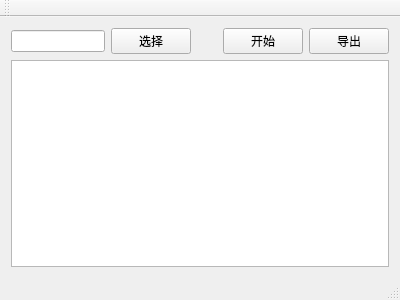
Old version of the form mainwindow.ui in the repository xiayongtao/LogCutter.
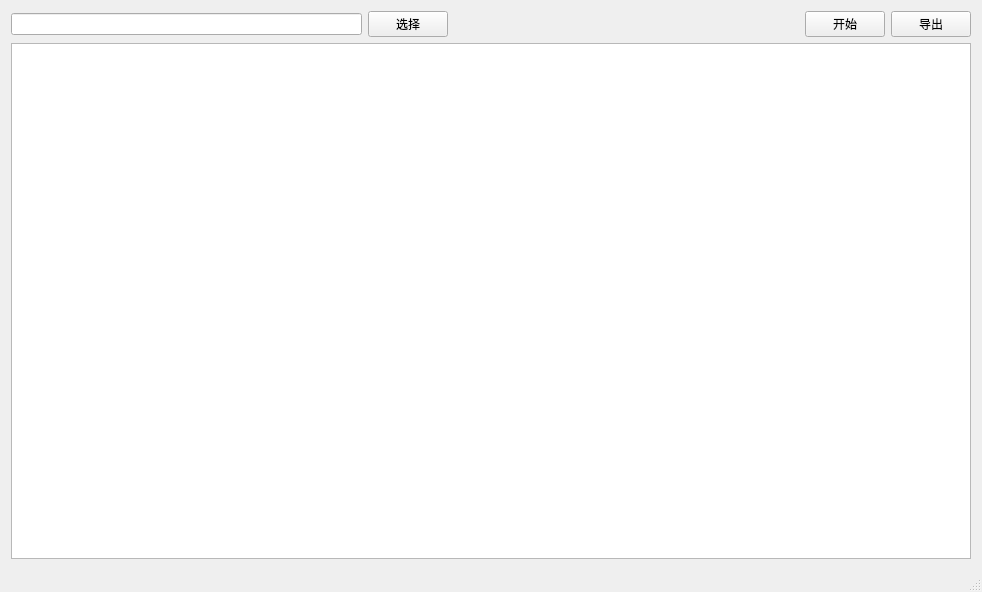
New version of the form. Custom widgets are drawn as their Qt base class.

Commit message: 修改界面显示代码

The edit to the form file:
```diff
--- a/mainwindow.ui
+++ b/mainwindow.ui
@@ -6,8 +6,8 @@
    <rect>
     <x>0</x>
     <y>0</y>
-    <width>400</width>
-    <height>300</height>
+    <width>982</width>
+    <height>592</height>
    </rect>
   </property>
   <property name="windowTitle">
@@ -73,7 +73,7 @@
        </layout>
       </item>
       <item>
-       <widget class="QTextEdit" name="MsgOutput"/>
+       <widget class="AnalyseMsgSheet" name="tableWidget"/>
       </item>
      </layout>
     </item>
@@ -91,17 +91,16 @@
     </rect>
    </property>
   </widget>
-  <widget class="QToolBar" name="mainToolBar">
-   <attribute name="toolBarArea">
-    <enum>TopToolBarArea</enum>
-   </attribute>
-   <attribute name="toolBarBreak">
-    <bool>false</bool>
-   </attribute>
-  </widget>
   <widget class="QStatusBar" name="statusBar"/>
  </widget>
  <layoutdefault spacing="6" margin="11"/>
+ <customwidgets>
+  <customwidget>
+   <class>AnalyseMsgSheet</class>
+   <extends>QTableWidget</extends>
+   <header location="global">ui/analysemsgsheet.h</header>
+  </customwidget>
+ </customwidgets>
  <resources/>
  <connections/>
 </ui>
```
Left out of the diff: 3 changed lines with no effect on the pictures. The commit also changes 4 other files.
